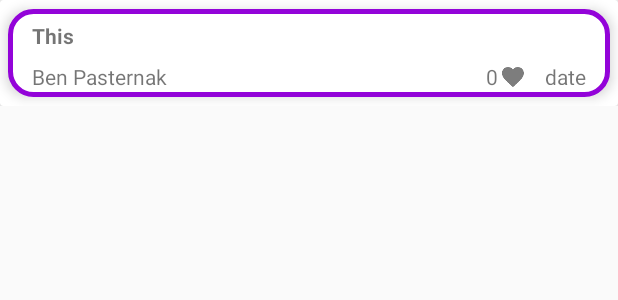
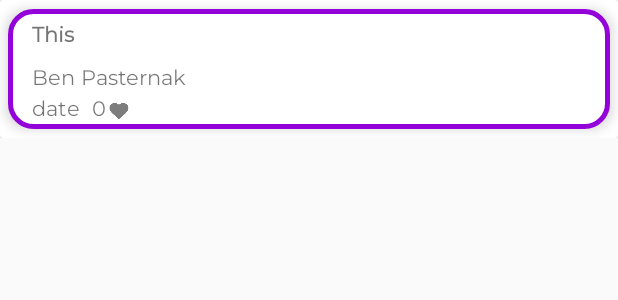
Before and after one commit to blackbird973/CapstoneProject, an Android app: the layout joke_item.xml on its own in the app's theme, with its tools: preview values and no code run, on a phone screen of 412 x 824 dp. Shown: the top 300 px of the screen. Run offline under Robolectric (Android 15) with nearby library versions, the phone set to English and light mode, and no system bars.

Commit message:
Change the style of the Joke's Feed recyclerView to a stagerred one, much more beautiful ! , set the font "Montserrat" to all textviews of the app,

```diff
--- a/app/build.gradle
+++ b/app/build.gradle
@@ -22,7 +22,7 @@ dependencies {
     implementation fileTree(dir: 'libs', include: ['*.jar'])
     //noinspection GradleCompatible
     implementation 'com.android.support:appcompat-v7:27.1.0'
-    implementation 'com.android.support:cardview-v7:27.1.0'
+    implementation 'com.android.support:cardview-v7:27.1.1'
     implementation 'com.android.support.constraint:constraint-layout:1.1.2'
     testImplementation 'junit:junit:4.12'
     androidTestImplementation 'com.android.support.test:runner:1.0.2'
--- a/app/src/main/java/yohan/jkskingdom/com/jokesterskingdom/JokesFeedFragment.java
+++ b/app/src/main/java/yohan/jkskingdom/com/jokesterskingdom/JokesFeedFragment.java
@@ -8,6 +8,7 @@ import android.support.design.widget.TextInputLayout;
 import android.support.v4.app.Fragment;
 import android.support.v7.widget.LinearLayoutManager;
 import android.support.v7.widget.RecyclerView;
+import android.support.v7.widget.StaggeredGridLayoutManager;
 import android.view.LayoutInflater;
 import android.view.View;
 import android.view.ViewGroup;
@@ -52,6 +53,12 @@ public class JokesFeedFragment extends Fragment  {
         jokeRecyclerAdapter = new JokeRecyclerAdapter(joke_list);
         mJokeList.setLayoutManager(new LinearLayoutManager(getActivity()));
         mJokeList.setAdapter(jokeRecyclerAdapter);
+        //STAGERED THE RECYCLER VIEW (2 COLUMNS LIKE LEBONCOIN)
+        mJokeList.setLayoutManager(new LinearLayoutManager(getActivity()));
+        StaggeredGridLayoutManager mStaggeredVerticalLayoutManager = new StaggeredGridLayoutManager(2, StaggeredGridLayoutManager.VERTICAL);
+        mJokeList.setLayoutManager(mStaggeredVerticalLayoutManager);
+        //JUST REMOVE THE 3 LINES ABOVE IF YOU WANT TO RETURN BACK TO THE  SIMPLE ONE LINE PER ITEM DISPLAY
+
 
         firebaseFirestore = FirebaseFirestore.getInstance();
         //ORDER JOKES POST BY MOST RECENT DATE
--- a/app/src/main/res/layout/joke_item.xml
+++ b/app/src/main/res/layout/joke_item.xml
@@ -25,7 +25,8 @@
             android:layout_marginStart="5dp"
             android:layout_marginTop="6dp"
             android:background="@drawable/custom_jokeitem"
-            android:elevation="5dp">
+            android:elevation="5dp"
+            android:paddingEnd="8dp">
 
             <TextView
                 android:id="@+id/tv_joke"
@@ -35,6 +36,7 @@
                 android:layout_marginEnd="16dp"
                 android:layout_marginLeft="16dp"
                 android:layout_marginTop="8dp"
+                android:fontFamily="@font/montserrat"
                 android:paddingRight="16dp"
                 android:text="This "
                 android:textStyle="bold"
@@ -54,60 +56,55 @@
                 android:layout_marginBottom="5dp"
                 android:layout_marginLeft="16dp"
                 android:layout_marginStart="16dp"
+                android:fontFamily="@font/montserrat"
                 android:paddingRight="16dp"
                 android:text="Ben Pasternak"
                 app:layout_constraintBottom_toBottomOf="parent"
+                app:layout_constraintBottom_toTopOf="@+id/joke_like_btn"
                 app:layout_constraintLeft_toLeftOf="parent"
                 app:layout_constraintStart_toStartOf="parent" />
 
             <TextView
                 android:id="@+id/tv_date"
                 android:layout_width="wrap_content"
-                android:layout_height="15dp"
-                android:layout_marginBottom="8dp"
-                android:layout_marginRight="16dp"
+                android:layout_height="wrap_content"
+                android:layout_marginBottom="2dp"
+                android:fontFamily="@font/montserrat"
+                android:paddingEnd="8dp"
                 android:text="date"
                 app:layout_constraintBottom_toBottomOf="parent"
-                app:layout_constraintRight_toRightOf="parent" />
+                app:layout_constraintStart_toStartOf="@+id/tv_username" />
 
             <ImageView
                 android:id="@+id/joke_like_btn"
-                android:layout_width="20dp"
-                android:layout_height="20dp"
-                android:layout_marginBottom="16dp"
-                android:layout_marginEnd="4dp"
-                android:layout_marginStart="8dp"
-                app:layout_constraintBottom_toBottomOf="@+id/tv_date"
-                app:layout_constraintEnd_toStartOf="@+id/tv_date"
-                app:layout_constraintHorizontal_bias="0.964"
-                app:layout_constraintStart_toEndOf="@+id/tv_username"
-                app:layout_constraintTop_toTopOf="@+id/tv_date"
-                app:layout_constraintVertical_bias="0.0"
+                android:layout_width="25dp"
+                android:layout_height="16dp"
+                android:layout_marginBottom="2dp"
+                android:layout_marginEnd="10dp"
+                android:paddingEnd="8dp"
+                android:scaleType="fitXY"
+                app:layout_constraintBottom_toBottomOf="@+id/joke_like_count"
+                app:layout_constraintEnd_toStartOf="@+id/delete_joke_btn"
+                app:layout_constraintHorizontal_bias="0.0"
+                app:layout_constraintStart_toEndOf="@+id/joke_like_count"
                 app:srcCompat="@mipmap/action_like_grey" />
 
             <TextView
                 android:id="@+id/joke_like_count"
                 android:layout_width="wrap_content"
                 android:layout_height="wrap_content"
-                android:layout_marginBottom="8dp"
-                android:layout_marginStart="8dp"
+                android:fontFamily="@font/montserrat"
                 android:text="0"
-                app:layout_constraintBottom_toBottomOf="parent"
-                app:layout_constraintEnd_toStartOf="@+id/joke_like_btn"
-                app:layout_constraintHorizontal_bias="1.0"
-                app:layout_constraintStart_toEndOf="@+id/tv_username"
-                app:layout_constraintTop_toTopOf="@+id/joke_like_btn"
-                app:layout_constraintVertical_bias="0.0" />
+                app:layout_constraintBottom_toBottomOf="@+id/tv_date"
+                app:layout_constraintStart_toEndOf="@+id/tv_date" />
 
             <ImageView
                 android:id="@+id/delete_joke_btn"
                 android:layout_width="20dp"
                 android:layout_height="20dp"
-                android:layout_marginEnd="10dp"
                 android:visibility="gone"
                 app:layout_constraintBottom_toBottomOf="@+id/joke_like_btn"
-                app:layout_constraintEnd_toStartOf="@+id/joke_like_count"
-                app:layout_constraintTop_toTopOf="@+id/joke_like_btn"
+                app:layout_constraintEnd_toEndOf="parent"
                 app:srcCompat="@mipmap/action_delete_joke" />
         </android.support.constraint.ConstraintLayout>
 
```
Also changed, not shown: app/src/main/java/yohan/jkskingdom/com/jokesterskingdom/JokeRecyclerAdapter.java (line endings or trailing spaces).
